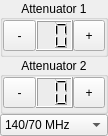
First picture: the form in src/view/core/Prm300ControlWidget.ui, repository nevaeh82/arm_r, before the edit.
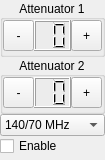
Second picture: the form after the edit.

Diff of the .ui file:
```diff
--- a/src/view/core/Prm300ControlWidget.ui
+++ b/src/view/core/Prm300ControlWidget.ui
@@ -6,8 +6,8 @@
    <rect>
     <x>0</x>
     <y>0</y>
-    <width>108</width>
-    <height>132</height>
+    <width>101</width>
+    <height>160</height>
    </rect>
   </property>
   <property name="sizePolicy">
@@ -233,6 +233,13 @@
      </item>
     </widget>
    </item>
+   <item>
+    <widget class="QCheckBox" name="cbEnable">
+     <property name="text">
+      <string>Enable</string>
+     </property>
+    </widget>
+   </item>
    <item>
     <spacer name="verticalSpacer">
      <property name="orientation">
```
